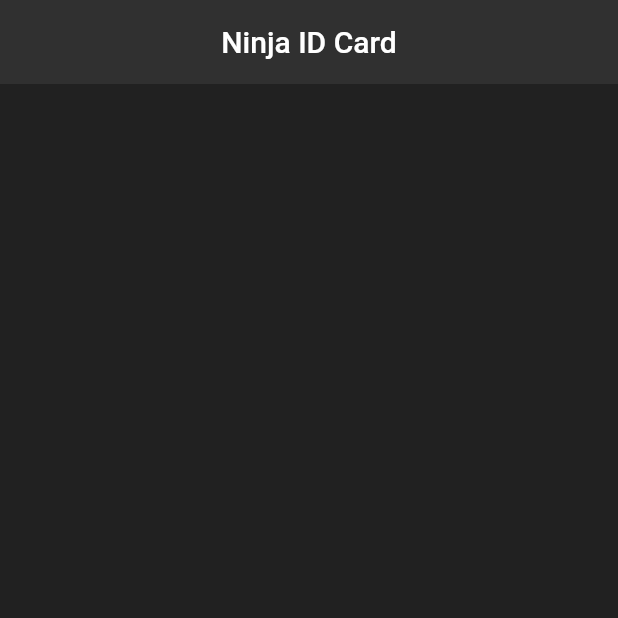
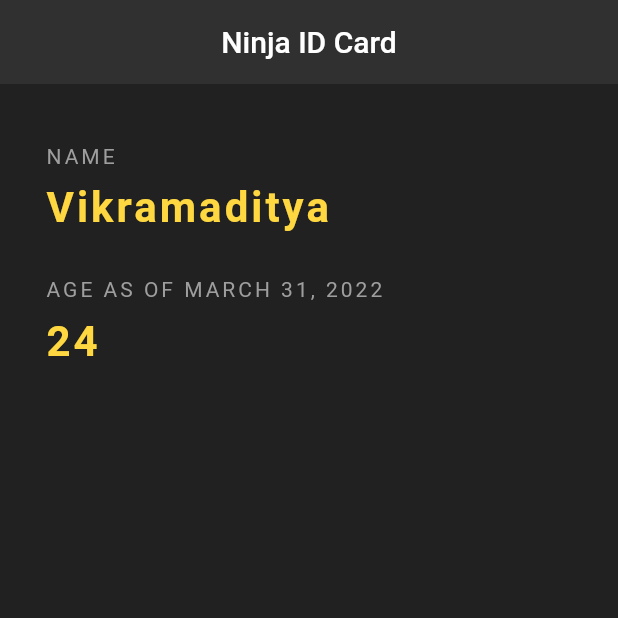
Before and after one commit to Vikram1997-hue/NinjaID, a Flutter app: the screen it shows after launch, on a phone screen of 412 x 824 dp, the top half of it. Run offline on Flutter 3.47's test engine with Material 2 defaults, Android fonts, the phone set to English and light mode, and no system bars.

Commit message:
first 2 elements added

```diff
--- a/lib/main.dart
+++ b/lib/main.dart
@@ -17,6 +17,64 @@
         centerTitle: true,
         elevation: 0.0,
       ),
+
+    body: Padding(
+      padding: EdgeInsets.fromLTRB(30.0, 40.0, 30.0, 0.0),
+
+
+      child: Column(
+        crossAxisAlignment: CrossAxisAlignment.start,
+        children: [
+
+          Text(
+            'NAME',
+            style: TextStyle(
+              letterSpacing: 2.0,
+              color: Colors.grey,
+            ),
+          ),
+          SizedBox(height: 10.0),
+          Text(
+            'Vikramaditya',
+            style: TextStyle(
+              color: Colors.amberAccent,
+              fontWeight: FontWeight.bold,
+              fontSize: 28.0,
+              letterSpacing: 2.0,
+            ),
+          ),
+
+
+          SizedBox(height: 30.0),
+
+
+          Text(
+            'AGE AS OF MARCH 31, 2022',
+            style: TextStyle(
+              letterSpacing: 2.0,
+              color: Colors.grey,
+            ),
+          ),
+          SizedBox(height: 10.0),
+          Text(
+            '24',
+            style: TextStyle(
+              color: Colors.amberAccent,
+              fontWeight: FontWeight.bold,
+              fontSize: 28.0,
+              letterSpacing: 2.0,
+            ),
+          ),
+
+
+          SizedBox(height: 30.0),
+
+
+
+
+        ],
+      ),
+    ),
     );
   }
 }
```
